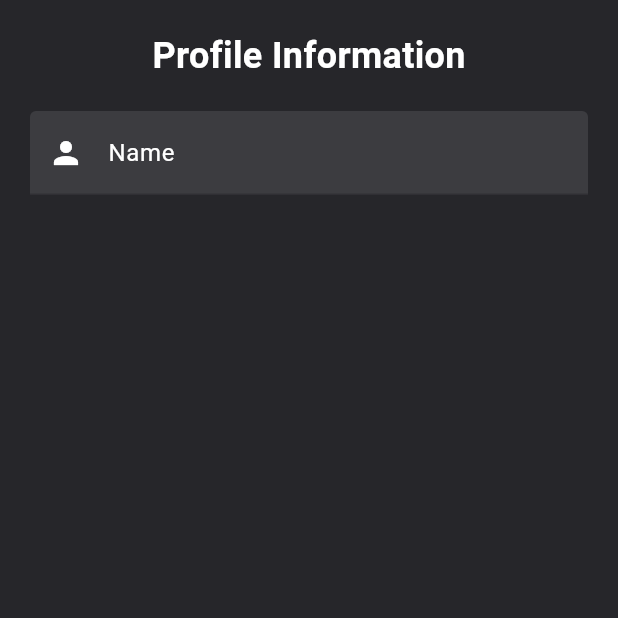
After one commit to tuongkhtn/runmate, a Flutter app: the ProfileScreen screen opened by its route, on a phone screen of 412 x 824 dp, the top half of it. The commit adds this screen. Run offline on Flutter 3.47's test engine with Material 3 defaults, Android fonts, the phone set to English and light mode, and no system bars; our stand-ins replace cloud_firestore, firebase_auth, firebase_core; accounts and stored records are empty.

Commit message:
Add provider

```diff
--- /dev/null
+++ b/lib/common/providers/user_provider.dart
@@ -0,0 +1,18 @@
+import "package:flutter/material.dart";
+import "../../features/auth/models/user_model.dart";
+
+class UserProvider with ChangeNotifier {
+  UserModel? _user;
+
+  UserModel? get user => _user;
+
+  void setUser(UserModel user) {
+    _user = user;
+    notifyListeners();
+  }
+
+  void clearUser() {
+    _user = null;
+    notifyListeners();
+  }
+}
--- a/lib/features/auth/models/user_model.dart
+++ b/lib/features/auth/models/user_model.dart
@@ -40,4 +40,24 @@ class UserModel {
       'createdAt': createdAt.toIso8601String(),
     };
   }
+
+  UserModel copyWith({
+    String? userId,
+    String? name,
+    String? email,
+    String? avatarUrl,
+    double? totalDistance,
+    int? totalTime,
+    DateTime? createdAt,
+  }) {
+    return UserModel(
+      userId: userId ?? this.userId,
+      name: name ?? this.name,
+      email: email ?? this.email,
+      avatarUrl: avatarUrl ?? this.avatarUrl,
+      totalDistance: totalDistance ?? this.totalDistance,
+      totalTime: totalTime ?? this.totalTime,
+      createdAt: createdAt ?? this.createdAt,
+    );
+  }
 }
--- a/lib/features/auth/screens/register_screen.dart
+++ b/lib/features/auth/screens/register_screen.dart
@@ -1,9 +1,11 @@
 import "package:flutter/material.dart";
+import "package:provider/provider.dart";
 import "../../../common/utils/constants.dart";
 import "../models/user_model.dart";
 import "../services/auth_service.dart";
 import "../widgets/custom_text_form_field.dart";
 import "../widgets/custom_elevated_button.dart";
+import "../../../common/providers/user_provider.dart";
 
 class RegisterScreen extends StatefulWidget {
   const RegisterScreen({super.key});
@@ -65,6 +67,10 @@ class _RegisterScreenState extends State<RegisterScreen> {
 
         if(newUser != null) {
           await _authService.saveUserToFirestore(newUser);
+
+          // Lưu thông tin người dùng vào Provider
+          Provider.of<UserProvider>(context, listen: false).setUser(newUser);
+
           ScaffoldMessenger.of(context).showSnackBar(
             const SnackBar(content: Text("User registered successfully!")),
           );
--- /dev/null
+++ b/lib/features/profile/screens/profile_screen.dart
@@ -0,0 +1,145 @@
+import "package:firebase_auth/firebase_auth.dart";
+import "package:flutter/material.dart";
+import "package:provider/provider.dart";
+import "package:runmate/features/profile/services/profile_service.dart";
+import "../../auth/services/auth_service.dart";
+import "../../auth/models/user_model.dart";
+import "../../../common/utils/constants.dart";
+import "../../../common/providers/user_provider.dart";
+
+class ProfileScreen extends StatefulWidget {
+  const ProfileScreen({super.key});
+
+  @override
+  State<ProfileScreen> createState() => _ProfileScreenState();
+}
+
+class _ProfileScreenState extends State<ProfileScreen> {
+  final _formKey = GlobalKey<FormState>();
+  final TextEditingController _nameController = TextEditingController();
+  final ProfileService _profileService = ProfileService();
+  final AuthService _authService = AuthService();
+
+  UserModel? _currentUser;
+  bool _isLoading = false;
+  bool _isEditing = false;
+
+  @override
+  void initState() {
+    super.initState();
+    _loadUserData();
+  }
+
+  @override
+  void dispose() {
+    _nameController.dispose();
+    super.dispose();
+  }
+
+  Future<void> _loadUserData() async {
+    final user = Provider.of<UserProvider>(context, listen: false).user;
+    if(user != null) {
+      _nameController.text = user.name;
+    }
+  }
+
+  Future<void> _updateProfile() async {
+    if(!_formKey.currentState!.validate()) {
+      return;
+    }
+
+    setState(() {
+      _isLoading = true;
+    });
+
+    try {
+      final userProvider = Provider.of<UserProvider>(context, listen: false);
+      final user = userProvider.user;
+
+      if(user != null) {
+        await _profileService.updateProfile(
+          userId: _currentUser!.userId,
+          name: _nameController.text.trim(),
+        );
+
+        userProvider.setUser(user.copyWith(name: _nameController.text.trim()));
+
+        ScaffoldMessenger.of(context).showSnackBar(
+          const SnackBar(content: Text("Profile updated successfully!")),
+        );
+      }
+    } catch(e) {
+      ScaffoldMessenger.of(context).showSnackBar(
+        SnackBar(content: Text("Error: ${e.toString()}"))
+      );
+    } finally {
+      setState(() {
+        _isLoading = false;
+      });
+    }
+  }
+
+  @override
+  Widget build(BuildContext context) {
+    return Scaffold(
+      body: Container(
+        width: double.infinity,
+        color: kSecondaryColor,
+        child: Padding(
+          padding: EdgeInsets.all(20.0),
+          child: Column(
+            children: [
+              const Text(
+                "Profile Information",
+                style: TextStyle(
+                  color: Colors.white,
+                  fontSize: 24,
+                  fontWeight: FontWeight.bold,
+                ),
+              ),
+
+              const SizedBox(height: 20,),
+
+              Form(
+                key: _formKey,
+                child: Column(
+                  children: [
+                    TextFormField(
+                      controller: _nameController,
+                      style: const TextStyle(color: Colors.white),
+                      decoration: InputDecoration(
+                        labelText: 'Name',
+                        labelStyle: const TextStyle(color: Colors.white),
+                        prefixIcon: const Icon(Icons.person, color: Colors.white),
+                        filled: true,
+                        fillColor: Colors.white.withOpacity(0.1),
+                        enabledBorder: OutlineInputBorder(
+                          borderSide: const BorderSide(color: Colors.white),
+                          borderRadius: BorderRadius.circular(10),
+                        ),
+                        focusedBorder: OutlineInputBorder(
+                          borderSide: const BorderSide(color: Colors.white),
+                          borderRadius: BorderRadius.circular(10),
+                        ),
+                      ),
+                      enabled: _isEditing,
+                      validator: (value) {
+                        if (value == null || value.trim().isEmpty) {
+                          return 'Name is required';
+                        }
+                        return null;
+                      },
+                    ),
+
+                    const SizedBox(height: 30,),
+
+                  ],
+                )
+              )
+            ],
+          )
+        )
+      )
+    );
+  }
+}
--- /dev/null
+++ b/lib/features/profile/services/profile_service.dart
@@ -0,0 +1,44 @@
+import "package:cloud_firestore/cloud_firestore.dart";
+import "package:firebase_auth/firebase_auth.dart";
+
+class ProfileService {
+  final FirebaseAuth _auth = FirebaseAuth.instance;
+  final FirebaseFirestore _firestore = FirebaseFirestore.instance;
+
+  Future<void> updateProfile({required String userId, String? name, String? avatarUrl}) async {
+    try {
+      final user = _auth.currentUser;
+      if(user == null) {
+        throw Exception("No authenticated user found");
+      }
+
+      if(name != null) {
+        await user.updateDisplayName(name);
+      }
+
+      if(avatarUrl != null) {
+        await user.updatePhotoURL(avatarUrl);
+      }
+
+      final userRef = _firestore.collection("users").doc(userId);
+      final updatedData = <String, dynamic>{};
+
+      if(name != null) {
+        updatedData["name"] = name;
+      }
+
+      if(avatarUrl != null) {
+        updatedData["avatarUrl"] = avatarUrl;
+      }
+
+      if(updatedData.isNotEmpty) {
+        await userRef.update(updatedData);
+      }
+
+      print("User profile updated successfully");
+    } catch(e) {
+      print("Error updating user profile: $e");
+      throw Exception("Failed to update profile");
+    }
+  }
+}
--- a/pubspec.yaml
+++ b/pubspec.yaml
@@ -38,6 +38,7 @@ dependencies:
   firebase_core: ^2.32.0
   firebase_auth: ^4.16.0
   cloud_firestore: ^4.8.3
+  provider: ^6.1.2
 
 dev_dependencies:
   flutter_test:
```
Also changed, not shown: lib/features/auth/screens/login_screen.dart (+12 -7 lines), lib/features/auth/services/auth_service.dart (+21 -0 lines), lib/main.dart (+12 -4 lines), pubspec.lock.
